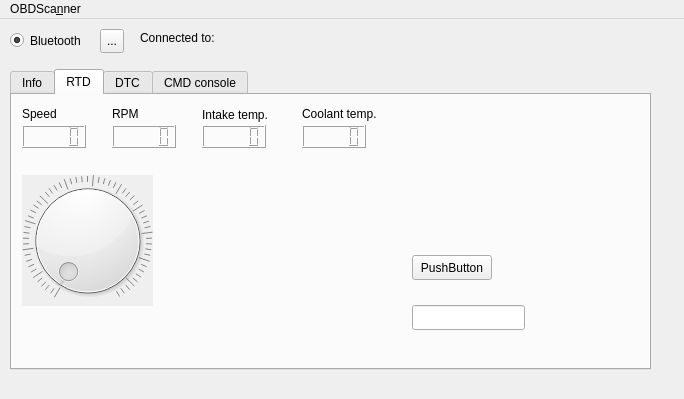
Above: obdscanner.ui from miiiiichal/OBDScanner before the change. Below: the same form after it.
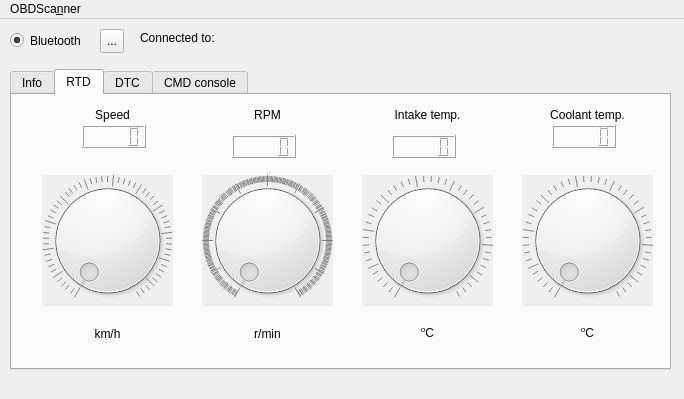
That is the form after the change. The open tabs and pages were chosen to show the change.

Diff of the .ui file:
```diff
--- a/obdscanner.ui
+++ b/obdscanner.ui
@@ -74,7 +74,7 @@
      <rect>
       <x>10</x>
       <y>50</y>
-      <width>641</width>
+      <width>661</width>
       <height>301</height>
      </rect>
     </property>
@@ -118,7 +118,7 @@
       </property>
       <property name="geometry">
        <rect>
-        <x>10</x>
+        <x>30</x>
         <y>80</y>
         <width>131</width>
         <height>131</height>
@@ -143,7 +143,7 @@
        <number>5</number>
       </property>
       <property name="sliderPosition">
-       <number>1</number>
+       <number>0</number>
       </property>
       <property name="tracking">
        <bool>true</bool>
@@ -161,20 +161,10 @@
        <bool>true</bool>
       </property>
      </widget>
-     <widget class="QLineEdit" name="rtd_testEdit">
-      <property name="geometry">
-       <rect>
-        <x>400</x>
-        <y>210</y>
-        <width>113</width>
-        <height>25</height>
-       </rect>
-      </property>
-     </widget>
      <widget class="QLCDNumber" name="speedLcd">
       <property name="geometry">
        <rect>
-        <x>10</x>
+        <x>70</x>
         <y>30</y>
         <width>64</width>
         <height>23</height>
@@ -184,8 +174,8 @@
      <widget class="QLCDNumber" name="rpmLcd">
       <property name="geometry">
        <rect>
-        <x>100</x>
-        <y>30</y>
+        <x>220</x>
+        <y>40</y>
         <width>64</width>
         <height>23</height>
        </rect>
@@ -194,47 +184,56 @@
      <widget class="QLabel" name="label_2">
       <property name="geometry">
        <rect>
-        <x>100</x>
+        <x>190</x>
         <y>10</y>
-        <width>54</width>
-        <height>17</height>
+        <width>131</width>
+        <height>20</height>
        </rect>
       </property>
       <property name="text">
        <string>RPM</string>
       </property>
+      <property name="alignment">
+       <set>Qt::AlignCenter</set>
+      </property>
      </widget>
      <widget class="QLabel" name="label_3">
       <property name="geometry">
        <rect>
-        <x>10</x>
+        <x>40</x>
         <y>10</y>
-        <width>54</width>
-        <height>17</height>
+        <width>121</width>
+        <height>20</height>
        </rect>
       </property>
       <property name="text">
        <string>Speed</string>
       </property>
+      <property name="alignment">
+       <set>Qt::AlignCenter</set>
+      </property>
      </widget>
      <widget class="QLabel" name="label_4">
       <property name="geometry">
        <rect>
-        <x>190</x>
+        <x>350</x>
         <y>10</y>
-        <width>71</width>
+        <width>131</width>
         <height>20</height>
        </rect>
       </property>
       <property name="text">
        <string>Intake temp.</string>
       </property>
+      <property name="alignment">
+       <set>Qt::AlignCenter</set>
+      </property>
      </widget>
      <widget class="QLCDNumber" name="inTempLcd">
       <property name="geometry">
        <rect>
-        <x>190</x>
-        <y>30</y>
+        <x>380</x>
+        <y>40</y>
         <width>64</width>
         <height>23</height>
        </rect>
@@ -243,37 +242,268 @@
      <widget class="QLabel" name="label_5">
       <property name="geometry">
        <rect>
-        <x>290</x>
+        <x>510</x>
         <y>10</y>
-        <width>91</width>
-        <height>17</height>
+        <width>131</width>
+        <height>20</height>
        </rect>
       </property>
       <property name="text">
        <string>Coolant temp.</string>
       </property>
+      <property name="alignment">
+       <set>Qt::AlignCenter</set>
+      </property>
      </widget>
      <widget class="QLCDNumber" name="coolantLcd">
       <property name="geometry">
        <rect>
-        <x>290</x>
+        <x>540</x>
         <y>30</y>
         <width>64</width>
         <height>23</height>
        </rect>
       </property>
      </widget>
-     <widget class="QPushButton" name="pushButton">
+     <widget class="QDial" name="coolant_dial">
+      <property name="enabled">
+       <bool>true</bool>
+      </property>
       <property name="geometry">
        <rect>
-        <x>400</x>
-        <y>160</y>
-        <width>80</width>
-        <height>25</height>
+        <x>510</x>
+        <y>80</y>
+        <width>131</width>
+        <height>131</height>
        </rect>
       </property>
+      <property name="mouseTracking">
+       <bool>false</bool>
+      </property>
+      <property name="focusPolicy">
+       <enum>Qt::WheelFocus</enum>
+      </property>
+      <property name="acceptDrops">
+       <bool>false</bool>
+      </property>
+      <property name="autoFillBackground">
+       <bool>true</bool>
+      </property>
+      <property name="minimum">
+       <number>-20</number>
+      </property>
+      <property name="maximum">
+       <number>150</number>
+      </property>
+      <property name="pageStep">
+       <number>5</number>
+      </property>
+      <property name="value">
+       <number>-20</number>
+      </property>
+      <property name="sliderPosition">
+       <number>-20</number>
+      </property>
+      <property name="tracking">
+       <bool>true</bool>
+      </property>
+      <property name="orientation">
+       <enum>Qt::Horizontal</enum>
+      </property>
+      <property name="invertedAppearance">
+       <bool>false</bool>
+      </property>
+      <property name="invertedControls">
+       <bool>false</bool>
+      </property>
+      <property name="wrapping">
+       <bool>false</bool>
+      </property>
+      <property name="notchesVisible">
+       <bool>true</bool>
+      </property>
+     </widget>
+     <widget class="QDial" name="intake_dial">
+      <property name="enabled">
+       <bool>true</bool>
+      </property>
+      <property name="geometry">
+       <rect>
+        <x>350</x>
+        <y>80</y>
+        <width>131</width>
+        <height>131</height>
+       </rect>
+      </property>
+      <property name="mouseTracking">
+       <bool>false</bool>
+      </property>
+      <property name="focusPolicy">
+       <enum>Qt::WheelFocus</enum>
+      </property>
+      <property name="acceptDrops">
+       <bool>false</bool>
+      </property>
+      <property name="autoFillBackground">
+       <bool>true</bool>
+      </property>
+      <property name="minimum">
+       <number>-40</number>
+      </property>
+      <property name="maximum">
+       <number>130</number>
+      </property>
+      <property name="pageStep">
+       <number>5</number>
+      </property>
+      <property name="value">
+       <number>-40</number>
+      </property>
+      <property name="sliderPosition">
+       <number>-40</number>
+      </property>
+      <property name="tracking">
+       <bool>true</bool>
+      </property>
+      <property name="invertedAppearance">
+       <bool>false</bool>
+      </property>
+      <property name="invertedControls">
+       <bool>false</bool>
+      </property>
+      <property name="wrapping">
+       <bool>false</bool>
+      </property>
+      <property name="notchesVisible">
+       <bool>true</bool>
+      </property>
+     </widget>
+     <widget class="QDial" name="rpm_dial">
+      <property name="enabled">
+       <bool>true</bool>
+      </property>
+      <property name="geometry">
+       <rect>
+        <x>190</x>
+        <y>80</y>
+        <width>131</width>
+        <height>131</height>
+       </rect>
+      </property>
+      <property name="mouseTracking">
+       <bool>false</bool>
+      </property>
+      <property name="focusPolicy">
+       <enum>Qt::WheelFocus</enum>
+      </property>
+      <property name="acceptDrops">
+       <bool>false</bool>
+      </property>
+      <property name="autoFillBackground">
+       <bool>true</bool>
+      </property>
+      <property name="maximum">
+       <number>9000</number>
+      </property>
+      <property name="singleStep">
+       <number>1</number>
+      </property>
+      <property name="pageStep">
+       <number>100</number>
+      </property>
+      <property name="sliderPosition">
+       <number>0</number>
+      </property>
+      <property name="tracking">
+       <bool>true</bool>
+      </property>
+      <property name="invertedAppearance">
+       <bool>false</bool>
+      </property>
+      <property name="invertedControls">
+       <bool>false</bool>
+      </property>
+      <property name="wrapping">
+       <bool>false</bool>
+      </property>
+      <property name="notchesVisible">
+       <bool>true</bool>
+      </property>
+     </widget>
+     <widget class="QLabel" name="label_6">
+      <property name="geometry">
+       <rect>
+        <x>60</x>
+        <y>230</y>
+        <width>71</width>
+        <height>17</height>
+       </rect>
+      </property>
+      <property name="layoutDirection">
+       <enum>Qt::LeftToRight</enum>
+      </property>
       <property name="text">
-       <string>PushButton</string>
+       <string>km/h</string>
+      </property>
+      <property name="alignment">
+       <set>Qt::AlignCenter</set>
+      </property>
+     </widget>
+     <widget class="QLabel" name="label_7">
+      <property name="geometry">
+       <rect>
+        <x>220</x>
+        <y>230</y>
+        <width>71</width>
+        <height>17</height>
+       </rect>
+      </property>
+      <property name="layoutDirection">
+       <enum>Qt::LeftToRight</enum>
+      </property>
+      <property name="text">
+       <string>r/min</string>
+      </property>
+      <property name="alignment">
+       <set>Qt::AlignCenter</set>
+      </property>
+     </widget>
+     <widget class="QLabel" name="label_8">
+      <property name="geometry">
+       <rect>
+        <x>380</x>
+        <y>230</y>
+        <width>71</width>
+        <height>17</height>
+       </rect>
+      </property>
+      <property name="layoutDirection">
+       <enum>Qt::LeftToRight</enum>
+      </property>
+      <property name="text">
+       <string>&lt;html&gt;&lt;head/&gt;&lt;body&gt;&lt;p&gt;&lt;span style=&quot; vertical-align:super;&quot;&gt;o&lt;/span&gt;C&lt;/p&gt;&lt;/body&gt;&lt;/html&gt;</string>
+      </property>
+      <property name="alignment">
+       <set>Qt::AlignCenter</set>
+      </property>
+     </widget>
+     <widget class="QLabel" name="label_9">
+      <property name="geometry">
+       <rect>
+        <x>540</x>
+        <y>230</y>
+        <width>71</width>
+        <height>17</height>
+       </rect>
+      </property>
+      <property name="layoutDirection">
+       <enum>Qt::LeftToRight</enum>
+      </property>
+      <property name="text">
+       <string>&lt;html&gt;&lt;head/&gt;&lt;body&gt;&lt;p&gt;&lt;span style=&quot; vertical-align:super;&quot;&gt;o&lt;/span&gt;C&lt;/p&gt;&lt;/body&gt;&lt;/html&gt;</string>
+      </property>
+      <property name="alignment">
+       <set>Qt::AlignCenter</set>
       </property>
      </widget>
     </widget>
```
Left out of the diff: 123 changed lines with no effect on the pictures.
